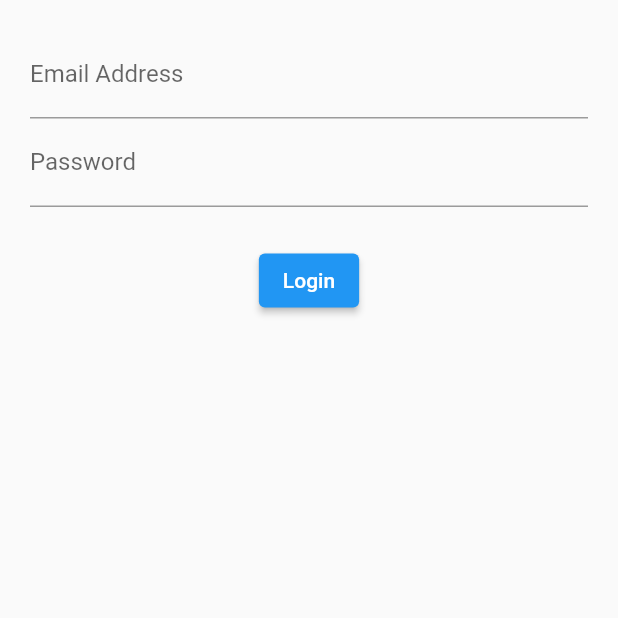
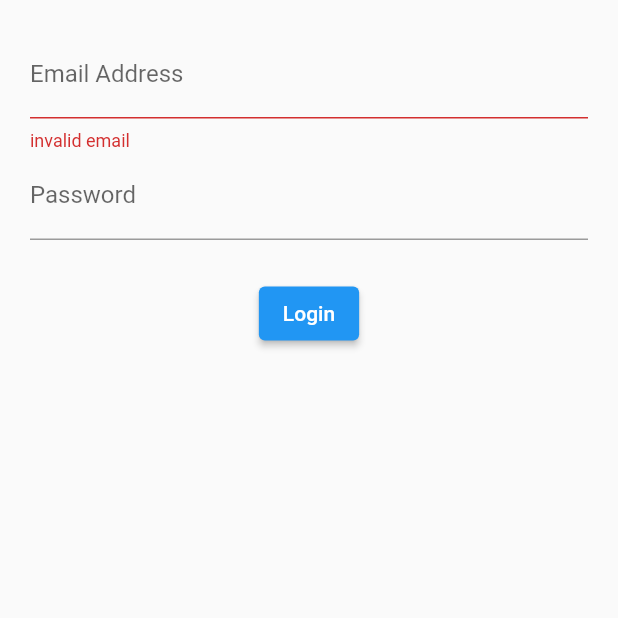
Before and after one commit to at-tawlib/login_bloc, a Flutter app: the screen it shows after launch, on a phone screen of 412 x 824 dp, the top half of it. Run offline on Flutter 3.47's test engine with Material 2 defaults, Android fonts, the phone set to English and light mode, and no system bars.

Commit message:
Adding bloc and validators

```diff
--- a/lib/main.dart
+++ b/lib/main.dart
@@ -1,4 +1,7 @@
 // 15-04-2023 Login Form with BLOC
+// Create UI => Add Widgets => Create BLOC class
+// ..=> create StreamControllers => add Getters for stream
+// => Add Validator class
 import 'package:flutter/material.dart';
 import 'src/app.dart';
 
--- a/lib/src/screens/login_screen.dart
+++ b/lib/src/screens/login_screen.dart
@@ -22,6 +22,7 @@ class LoginScreen extends StatelessWidget {
       decoration: InputDecoration(
         hintText: 'you@example.com',
         labelText: 'Email Address',
+        errorText: 'invalid email',
       ),
     );
   }
```
